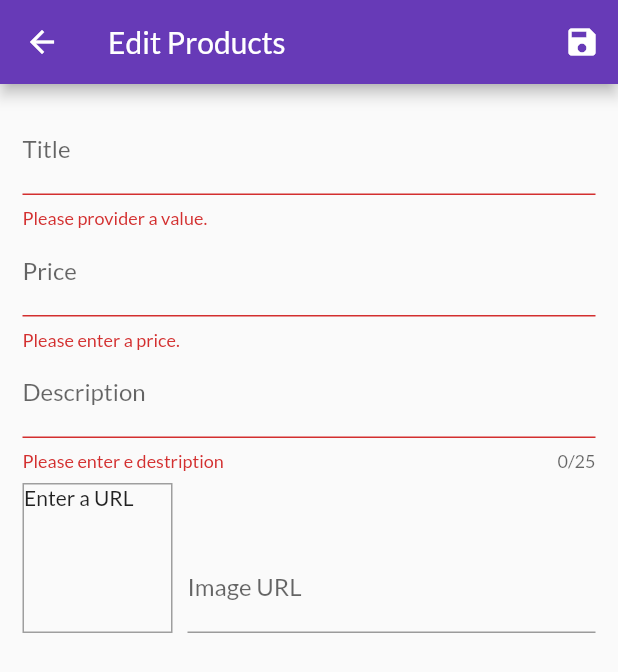
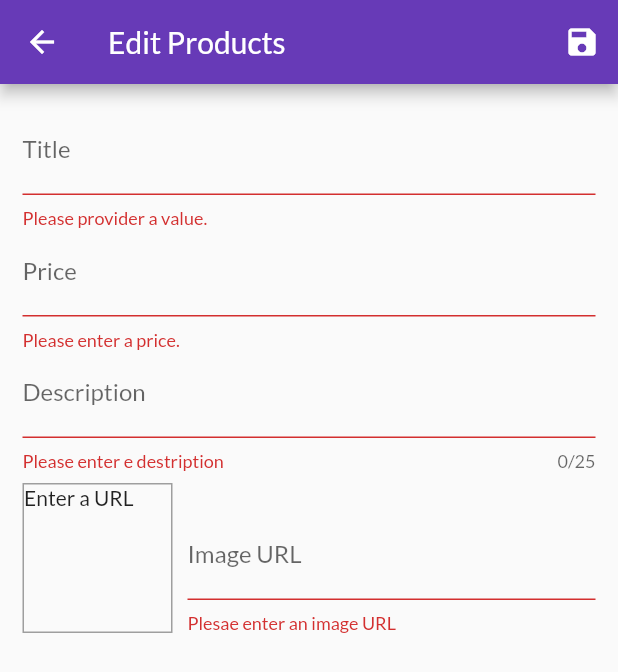
Before and after one commit to aliozer0/Shop-App, a Flutter app: the EditProductScren screen opened by its route, after a tap on the "save" icon, on a phone screen of 412 x 824 dp. Shown: the top 672 px of the screen. Run offline on Flutter 3.47's test engine with Material 2 defaults, Android fonts, the phone set to English and light mode, and no system bars; our stand-ins replace badges; network calls fail.

Commit message:
manage product edit

```diff
--- a/lib/providers/products.dart
+++ b/lib/providers/products.dart
@@ -104,8 +104,8 @@ class Products with ChangeNotifier {
       description: product.description,
       imageUrl: product.imageUrl,
     );
-    // _items.add(newProduct);
-    _items.insert(0, newProduct); //  at the start of list.
+    _items.add(newProduct);
+    // _items.insert(0, newProduct); //  at the start of list.
 
     notifyListeners();
   }
--- a/lib/screens/edit_product_screen.dart
+++ b/lib/screens/edit_product_screen.dart
@@ -87,32 +87,37 @@ class _EditProductScrenState extends State<EditProductScren> {
 
   void _updateImageUrl() {
     if (!_imageFocusNode.hasFocus) {
-      if (!_imageUrlController.text.isEmpty ||
-          (!_imageUrlController.text.startsWith('http') &&
+      if ((!_imageUrlController.text.startsWith('http') &&
               !_imageUrlController.text.startsWith('https')) ||
-          (!_imageUrlController.text.endsWith('png') &&
-              !_imageUrlController.text.endsWith('jpg') &&
-              !_imageUrlController.text.endsWith('jpeg'))) {
+          (!_imageUrlController.text.endsWith('.png') &&
+              !_imageUrlController.text.endsWith('.jpg') &&
+              !_imageUrlController.text.endsWith('.jpeg'))) {
         return;
       }
-
       setState(() {});
     }
   }
 
   void _saveForm() {
     final isValid = _form.currentState?.validate();
-    if (isValid!) {
+    if (!isValid!) {
       return;
     }
     _form.currentState?.save();
-    if (_editedProduct.id != null) {
+
+    //not to add new product if edited the old
+    if (_editedProduct.id.isNotEmpty) {
       Provider.of<Products>(context, listen: false)
           .updateProduct(_editedProduct.id, _editedProduct);
-    } else {
+    }
+    if (_editedProduct.id.isEmpty) {
+      //add newly added item
       Provider.of<Products>(context, listen: false).addProduct(_editedProduct);
     }
-
+    // print(_editedProduct.id);
+    // print(_editedProduct.imageUrl);
+    // print(_editedProduct.price);
+    print(_editedProduct.id.isEmpty);
     Navigator.of(context).pop();
   }
 
@@ -241,11 +246,22 @@ class _EditProductScrenState extends State<EditProductScren> {
                         controller: _imageUrlController,
                         focusNode: _imageFocusNode,
                         validator: (isValue) {
+                          if (isValue!.isEmpty) {
+                            return 'Plesae enter an image URL';
+                          }
+                          if (!isValue.startsWith('http') ||
+                              !isValue.startsWith('https')) {
+                            return 'Please enter a valid URl';
+                          }
+                          if (!isValue.endsWith('png') &&
+                              !isValue.endsWith('jpg') &&
+                              !isValue.endsWith('jpeg') &&
+                              !isValue.endsWith('heic')) {
+                            return '.jpg, jpeg, .png, .heic format is supprted only';
+                          }
                           return null;
                         },
-                        onFieldSubmitted: (_) {
-                          _saveForm();
-                        },
+                        onFieldSubmitted: (_) => _saveForm(),
                         onSaved: (value) {
                           _editedProduct = Product(
                               id: _editedProduct.id,
@@ -254,6 +270,9 @@ class _EditProductScrenState extends State<EditProductScren> {
                               description: _editedProduct.description,
                               imageUrl: value.toString(),
                               price: _editedProduct.price);
+                        },
+                        onEditingComplete: () {
+                          setState(() {});
                         },
                       ),
                     ),
```
